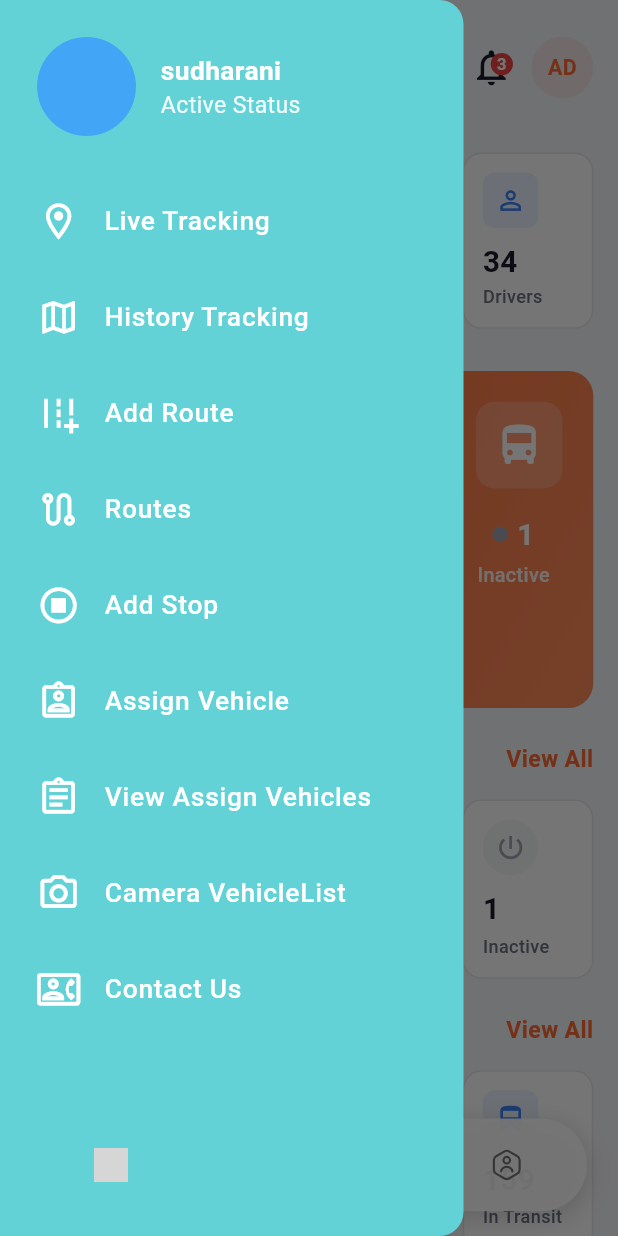
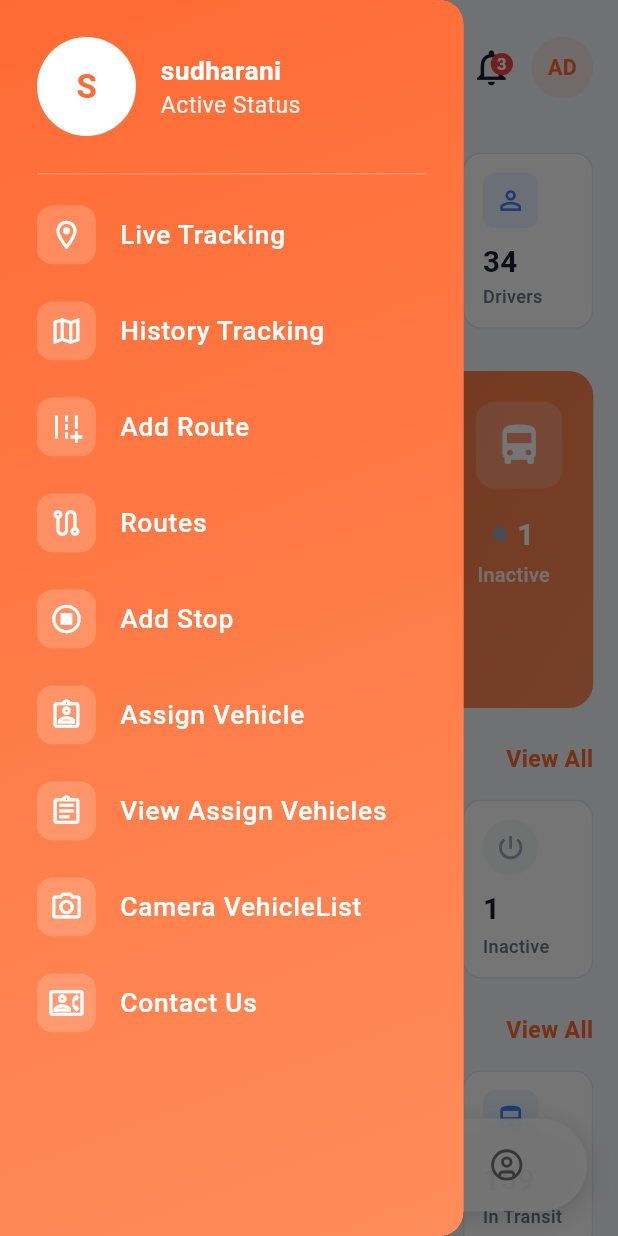
Before and after one commit to katakam26/sts, a Flutter app: the MainBottomNav screen opened directly, with the side drawer open, on a phone screen of 412 x 824 dp. Run offline on Flutter 3.47's test engine with Material 3 defaults, Android fonts, the phone set to English and light mode, and no system bars; our stand-ins replace bloc, dio, equatable, flutter_bloc, flutter_secure_storage, lucide_icons_flutter; accounts and stored records are empty; grey boxes are pictures that could not be loaded.

Commit message:
Use Lucide icons and a sliding pill in the bottom nav, rebrand sidebar
Bottom navigation:
- Replace the five SVG assets with Lucide glyphs (layout-dashboard,
  route, users, clipboard-check, circle-user) via lucide_icons_flutter.
- Add a pill that slides under the active destination, driven by the
  PageController's live page value so it tracks a swipe mid-drag rather
  than only snapping on settle.
- Icons now lerp colour and scale continuously with page position.

Sidebar:
- Replace the hardcoded teal 0xFF62D2D7 with the AppColors primary ->
  primaryLight gradient, and the blue placeholder avatar with a white
  circle carrying an orange initial.
- Icons sit on translucent white tiles; header gains a divider.

Co-Authored-By: Claude Opus 5 (1M context) <noreply@anthropic.com>

```diff
--- a/lib/feature/navigation/bottom_nav.dart
+++ b/lib/feature/navigation/bottom_nav.dart
@@ -1,6 +1,6 @@
 import 'package:flutter/material.dart';
 import 'package:flutter/rendering.dart';
-import 'package:flutter_svg/flutter_svg.dart';
+import 'package:lucide_icons_flutter/lucide_icons.dart';
 import 'dart:io';
 
 import '../adminDashboard/admin_dashboard.dart';
@@ -26,6 +26,17 @@ class _MainBottomNavState extends State<MainBottomNav>
   // ── Carousel paging between tabs ───────────────────────────────
   late final PageController _pageController;
   static const Duration _pageSlideDuration = Duration(milliseconds: 350);
+
+  // Lucide glyphs, one per destination, in the same order as _screens.
+  // Names map to the lucide slugs: layout-dashboard, route, users,
+  // clipboard-check, circle-user.
+  static const List<IconData> _navIcons = [
+    LucideIcons.layoutDashboard,
+    LucideIcons.route,
+    LucideIcons.users,
+    LucideIcons.clipboardCheck,
+    LucideIcons.circleUser,
+  ];
 
   // ── Nav bar visibility ─────────────────────────────────────────
   late AnimationController _navBarAnimController;
@@ -148,37 +159,100 @@ class _MainBottomNavState extends State<MainBottomNav>
         false;
   }
 
+  // Live page position, so the pill tracks a swipe mid-drag instead of only
+  // snapping once the page settles.
+  double get _pageValue {
+    if (_pageController.hasClients && _pageController.position.haveDimensions) {
+      return _pageController.page ?? _currentIndex.toDouble();
+    }
+    return _currentIndex.toDouble();
+  }
+
+  /// [selection] is 1.0 when this tab is fully in view and 0.0 once it is a
+  /// whole page away, so the icon tints and grows continuously while dragging.
   Widget _buildFloatingNavItem({
-    required String iconPath,
+    required IconData icon,
     required int index,
-    required bool isCenter,
+    required double selection,
     required double iconSize,
-    required double centerIconSize,
   }) {
-    final bool isActive = _currentIndex == index;
     return GestureDetector(
-      onTap: () {
-        _onItemTapped(index);
-      },
-      child: Container(
-        padding: EdgeInsets.symmetric(
-          horizontal: isCenter ? iconSize * 0.3 : iconSize * 0.5,
-          vertical: iconSize * 0.3,
-        ),
-        decoration: const BoxDecoration(
-          shape: BoxShape.circle,
-          color: Colors.transparent,
-        ),
-        child: SvgPicture.asset(
-          iconPath,
-          width: isCenter ? centerIconSize : iconSize,
-          height: isCenter ? centerIconSize : iconSize,
-          colorFilter: ColorFilter.mode(
-            isActive ? AppColors.primary : Colors.grey.shade600,
-            BlendMode.srcIn,
+      onTap: () => _onItemTapped(index),
+      behavior: HitTestBehavior.opaque,
+      child: Center(
+        child: Icon(
+          icon,
+          size: iconSize * (1 + 0.18 * selection),
+          color: Color.lerp(
+            Colors.grey.shade600,
+            AppColors.primary,
+            selection,
           ),
         ),
       ),
+    );
+  }
+
+  /// Nav bar contents: a pill that slides under the active icon, with the five
+  /// destinations laid out over it.
+  Widget _buildNavBarContent(double iconSize) {
+    return LayoutBuilder(
+      builder: (context, constraints) {
+        final double itemWidth = constraints.maxWidth / _navIcons.length;
+        final double pillWidth = itemWidth * 0.74;
+        final double pillHeight = constraints.maxHeight * 0.68;
+
+        return AnimatedBuilder(
+          animation: _pageController,
+          builder: (context, _) {
+            final double page =
+                _pageValue.clamp(0.0, (_navIcons.length - 1).toDouble());
+
+            return Stack(
+              children: [
+                // Sliding pill, driven by the live page value.
+                Positioned(
+                  left: page * itemWidth + (itemWidth - pillWidth) / 2,
+                  top: (constraints.maxHeight - pillHeight) / 2,
+                  width: pillWidth,
+                  height: pillHeight,
+                  child: DecoratedBox(
+                    decoration: BoxDecoration(
+                      gradient: LinearGradient(
+                        begin: Alignment.topLeft,
+                        end: Alignment.bottomRight,
+                        colors: [
+                          AppColors.primary.withValues(alpha: 0.20),
+                          AppColors.primaryLight.withValues(alpha: 0.12),
+                        ],
+                      ),
+                      borderRadius: BorderRadius.circular(pillHeight / 2),
+                      border: Border.all(
+                        color: AppColors.primary.withValues(alpha: 0.25),
+                      ),
+                    ),
+                  ),
+                ),
+                Row(
+                  children: [
+                    for (var i = 0; i < _navIcons.length; i++)
+                      SizedBox(
+                        width: itemWidth,
+                        height: constraints.maxHeight,
+                        child: _buildFloatingNavItem(
+                          icon: _navIcons[i],
+                          index: i,
+                          selection: (1 - (page - i).abs()).clamp(0.0, 1.0),
+                          iconSize: iconSize,
+                        ),
+                      ),
+                  ],
+                ),
+              ],
+            );
+          },
+        );
+      },
     );
   }
 
@@ -194,7 +268,6 @@ class _MainBottomNavState extends State<MainBottomNav>
     isTablet ? screenHeight * 0.08 : screenHeight * 0.075;
     final double borderRadius = navBarHeight / 2;
     final double iconSize = screenWidth * 0.055;
-    final double centerIconSize = screenWidth * 0.07;
     final double shadowBlur = screenWidth * 0.03;
 
     return PopScope(
@@ -294,47 +367,7 @@ class _MainBottomNavState extends State<MainBottomNav>
                     child: Padding(
                       padding: EdgeInsets.symmetric(
                           horizontal: screenWidth * 0.05),
-                      child: Row(
-                        mainAxisAlignment: MainAxisAlignment.spaceAround,
-                        crossAxisAlignment: CrossAxisAlignment.center,
-                        children: [
-                          _buildFloatingNavItem(
-                            iconPath: "assets/icons/dashboard.svg",
-                            index: 0,
-                            isCenter: false,
-                            iconSize: iconSize,
-                            centerIconSize: centerIconSize,
-                          ),
-                          _buildFloatingNavItem(
-                            iconPath: "assets/icons/routes.svg",
-                            index: 1,
-                            isCenter: false,
-                            iconSize: iconSize,
-                            centerIconSize: centerIconSize,
-                          ),
-                          _buildFloatingNavItem(
-                            iconPath: "assets/icons/students.svg",
-                            index: 2,
-                            isCenter: false,
-                            iconSize: iconSize,
-                            centerIconSize: centerIconSize,
-                          ),
-                          _buildFloatingNavItem(
-                            iconPath: "assets/icons/attendance.svg",
-                            index: 3,
-                            isCenter: false,
-                            iconSize: iconSize,
-                            centerIconSize: centerIconSize,
-                          ),
-                          _buildFloatingNavItem(
-                            iconPath: "assets/icons/user.svg",
-                            index: 4,
-                            isCenter: false,
-                            iconSize: iconSize,
-                            centerIconSize: centerIconSize,
-                          ),
-                        ],
-                      ),
+                      child: _buildNavBarContent(iconSize),
                     ),
                   ),
                 ),
--- a/lib/widgets/app_sidebar.dart
+++ b/lib/widgets/app_sidebar.dart
@@ -11,13 +11,22 @@ class AppSidebar extends StatelessWidget {
     final screenWidth = MediaQuery.of(context).size.width;
     final screenHeight = MediaQuery.of(context).size.height;
 
-    // Teal background color from the image
-    const sidebarColor = Color(0xFF62D2D7);
-
     return Drawer(
       width: screenWidth * 0.75,
-      backgroundColor: sidebarColor,
-      child: SafeArea(
+      backgroundColor: AppColors.primary,
+      child: DecoratedBox(
+        // Brand gradient, replacing the old hardcoded teal.
+        decoration: const BoxDecoration(
+          gradient: LinearGradient(
+            begin: Alignment.topLeft,
+            end: Alignment.bottomRight,
+            colors: [
+              AppColors.primary,
+              AppColors.primaryLight,
+            ],
+          ),
+        ),
+        child: SafeArea(
         child: Column(
           children: [
             // Drawer Header
@@ -30,7 +39,15 @@ class AppSidebar extends StatelessWidget {
                 children: [
                   CircleAvatar(
                     radius: screenWidth * 0.08,
-                    backgroundColor: Colors.blue.shade400, // Placeholder blue for profile
+                    backgroundColor: Colors.white,
+                    child: Text(
+                      'S',
+                      style: TextStyle(
+                        color: AppColors.primary,
+                        fontSize: AppFontSize.h4(context),
+                        fontWeight: AppFontWeight.bold,
+                      ),
+                    ),
                   ),
                   SizedBox(width: screenWidth * 0.04),
                   Column(
@@ -47,7 +64,7 @@ class AppSidebar extends StatelessWidget {
                       Text(
                         'Active Status',
                         style: TextStyle(
-                          color: Colors.white.withOpacity(0.9),
+                          color: Colors.white.withValues(alpha: 0.9),
                           fontSize: AppFontSize.text3(context),
                         ),
                       ),
@@ -57,10 +74,20 @@ class AppSidebar extends StatelessWidget {
               ),
             ),
 
+            Divider(
+              color: Colors.white.withValues(alpha: 0.25),
+              height: 1,
+              indent: screenWidth * 0.06,
+              endIndent: screenWidth * 0.06,
+            ),
+
             // Drawer Items
             Expanded(
               child: ListView(
-                padding: EdgeInsets.symmetric(horizontal: screenWidth * 0.02),
+                padding: EdgeInsets.symmetric(
+                  horizontal: screenWidth * 0.02,
+                  vertical: screenHeight * 0.01,
+                ),
                 children: [
                   _buildSidebarItem(
                     context,
@@ -121,6 +148,7 @@ class AppSidebar extends StatelessWidget {
             ),
           ],
         ),
+        ),
       ),
     );
   }
@@ -134,10 +162,17 @@ class AppSidebar extends StatelessWidget {
     final screenWidth = MediaQuery.of(context).size.width;
 
     return ListTile(
-      leading: Icon(
-        icon,
-        color: Colors.white,
-        size: screenWidth * 0.07,
+      leading: Container(
+        padding: EdgeInsets.all(screenWidth * 0.02),
+        decoration: BoxDecoration(
+          color: Colors.white.withValues(alpha: 0.18),
+          borderRadius: BorderRadius.circular(screenWidth * 0.025),
+        ),
+        child: Icon(
+          icon,
+          color: Colors.white,
+          size: screenWidth * 0.055,
+        ),
       ),
       title: Text(
         title,
--- a/pubspec.yaml
+++ b/pubspec.yaml
@@ -35,6 +35,7 @@ dependencies:
   # Use with the CupertinoIcons class for iOS style icons.
   cupertino_icons: ^1.0.8
   flutter_svg: ^2.3.0
+  lucide_icons_flutter: ^3.1.15
   bloc: ^9.2.1
   flutter_bloc: ^9.1.0
   equatable: ^2.1.0
```
